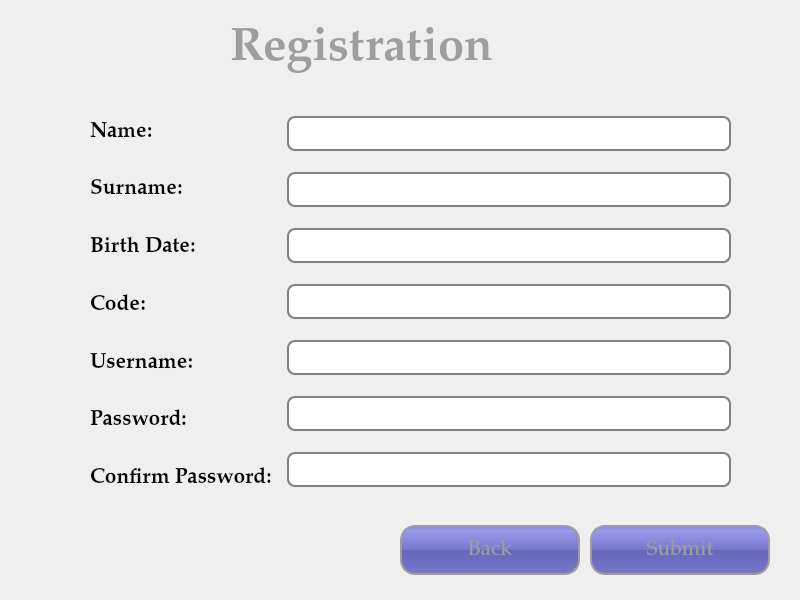
Qt form UI/RegistrationPageUI.ui (tural777/FinalProject) before a commit.
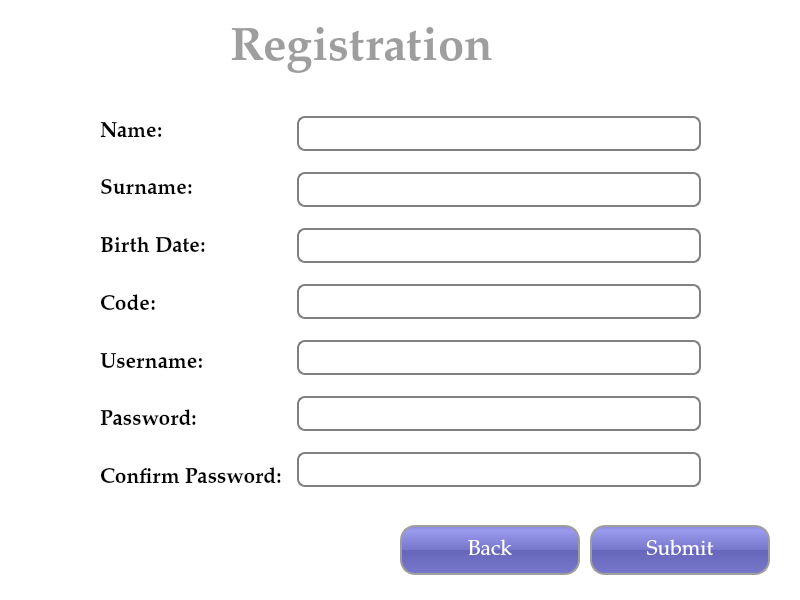
The same form after that commit.

What changed in the file:
```diff
--- a/UI/RegistrationPageUI.ui
+++ b/UI/RegistrationPageUI.ui
@@ -31,6 +31,9 @@
   <property name="windowTitle">
    <string>Term Spors Complex</string>
   </property>
+  <property name="styleSheet">
+   <string notr="true">background-color: rgb(255, 255, 255);</string>
+  </property>
   <widget class="QLabel" name="lbl_title">
    <property name="geometry">
     <rect>
@@ -58,9 +61,9 @@
   <widget class="QWidget" name="horizontalLayoutWidget">
    <property name="geometry">
     <rect>
-     <x>90</x>
+     <x>100</x>
      <y>110</y>
-     <width>641</width>
+     <width>601</width>
      <height>389</height>
     </rect>
    </property>
@@ -181,6 +184,12 @@
      <layout class="QVBoxLayout" name="verticalLayout_2">
       <item>
        <widget class="QLineEdit" name="txt_name">
+        <property name="font">
+         <font>
+          <family>Palatino Linotype</family>
+          <pointsize>18</pointsize>
+         </font>
+        </property>
         <property name="styleSheet">
          <string notr="true">QLineEdit {
 padding: 1px;
@@ -193,6 +202,12 @@
       </item>
       <item>
        <widget class="QLineEdit" name="txt_surname">
+        <property name="font">
+         <font>
+          <family>Palatino Linotype</family>
+          <pointsize>18</pointsize>
+         </font>
+        </property>
         <property name="styleSheet">
          <string notr="true">QLineEdit {
 padding: 1px;
@@ -205,6 +220,12 @@
       </item>
       <item>
        <widget class="QLineEdit" name="txt_birthDate">
+        <property name="font">
+         <font>
+          <family>Palatino Linotype</family>
+          <pointsize>18</pointsize>
+         </font>
+        </property>
         <property name="styleSheet">
          <string notr="true">QLineEdit {
 padding: 1px;
@@ -217,6 +238,12 @@
       </item>
       <item>
        <widget class="QLineEdit" name="txt_code">
+        <property name="font">
+         <font>
+          <family>Palatino Linotype</family>
+          <pointsize>18</pointsize>
+         </font>
+        </property>
         <property name="styleSheet">
          <string notr="true">QLineEdit {
 padding: 1px;
@@ -229,6 +256,12 @@
       </item>
       <item>
        <widget class="QLineEdit" name="txt_username">
+        <property name="font">
+         <font>
+          <family>Palatino Linotype</family>
+          <pointsize>18</pointsize>
+         </font>
+        </property>
         <property name="styleSheet">
          <string notr="true">QLineEdit {
 padding: 1px;
@@ -241,6 +274,12 @@
       </item>
       <item>
        <widget class="QLineEdit" name="txt_password">
+        <property name="font">
+         <font>
+          <family>Palatino Linotype</family>
+          <pointsize>18</pointsize>
+         </font>
+        </property>
         <property name="styleSheet">
          <string notr="true">QLineEdit {
 padding: 1px;
@@ -249,10 +288,19 @@
 border-radius: 8px;
 }</string>
         </property>
+        <property name="echoMode">
+         <enum>QLineEdit::Password</enum>
+        </property>
        </widget>
       </item>
       <item>
        <widget class="QLineEdit" name="txt_confirmPass">
+        <property name="font">
+         <font>
+          <family>Palatino Linotype</family>
+          <pointsize>18</pointsize>
+         </font>
+        </property>
         <property name="styleSheet">
          <string notr="true">QLineEdit {
 padding: 1px;
@@ -261,6 +309,9 @@
 border-radius: 8px;
 }</string>
         </property>
+        <property name="echoMode">
+         <enum>QLineEdit::Password</enum>
+        </property>
        </widget>
       </item>
      </layout>
@@ -291,7 +342,7 @@
 	border: 2px solid #9E9E9E;
 	border-radius: 15px;
 	background-color: QLinearGradient( x1: 0, y1: 0, x2: 0, y2: 1, stop: 0 #88d, stop: 0.1 #99e, stop: 0.49 #77c, stop: 0.5 #66b, stop: 1 #77c);
-	color: #9E9E9E;
+	color: #FFFFFF;
 }
 QPushButton:hover{
 	color: #FFFFFF;
@@ -332,7 +383,7 @@
 	border: 2px solid #9E9E9E;
 	border-radius: 15px;
 	background-color: QLinearGradient( x1: 0, y1: 0, x2: 0, y2: 1, stop: 0 #88d, stop: 0.1 #99e, stop: 0.49 #77c, stop: 0.5 #66b, stop: 1 #77c);
-	color: #9E9E9E;
+	color: #FFFFFF;
 }
 QPushButton:hover{
 	color: #FFFFFF;
```
Left out of the diff: 4 changed lines with no effect on the pictures.
